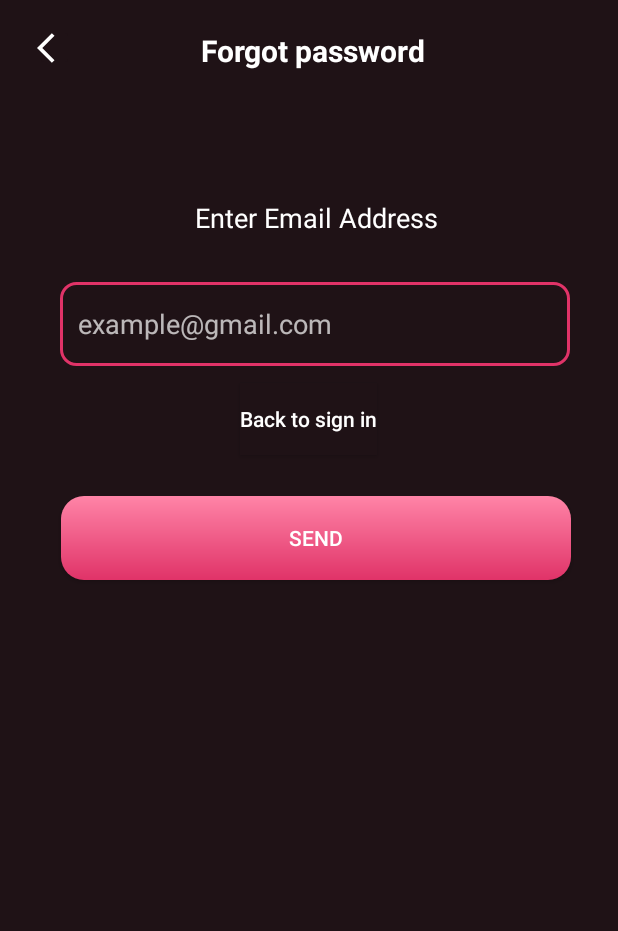
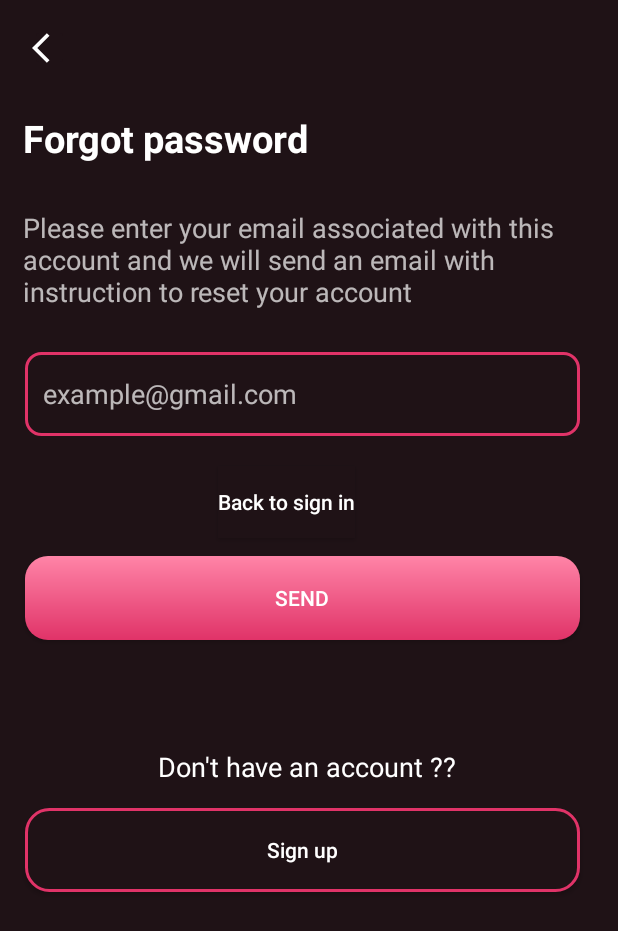
Before and after one commit to Roshan10k/DateMate-SD, an Android app: the screen it shows after launch (ForgetActivity), on a phone screen of 412 x 824 dp. Shown: the top 931 px of the screen. Run offline under Robolectric (Android 15) with nearby library versions, the phone set to English and light mode, and no system bars.

Commit message:
xml file for button

```diff
--- a/app/src/main/res/drawable/border_pink_btn.xml
+++ b/app/src/main/res/drawable/border_pink_btn.xml
@@ -1,4 +1,7 @@
 <?xml version="1.0" encoding="utf-8"?>
-<selector xmlns:android="http://schemas.android.com/apk/res/android">
+<shape xmlns:android="http://schemas.android.com/apk/res/android">
 
-</selector>
+    <solid android:color="@color/background"/>
+    <stroke android:color="@color/endpink" android:width="2dp"/>
+    <corners android:radius="15dp"/>
+</shape>
--- a/app/src/main/res/layout/activity_forget.xml
+++ b/app/src/main/res/layout/activity_forget.xml
@@ -8,53 +8,52 @@
     android:layout_height="match_parent"
     tools:context=".ui.activity.ForgetActivity">
 
-    <TextView
-        android:id="@+id/textView5"
-        android:layout_width="wrap_content"
-        android:layout_height="wrap_content"
-        android:layout_marginTop="20dp"
-        android:layout_marginEnd="128dp"
-        android:text="Forgot password"
-        android:textColor="@color/white"
-        android:textSize="20dp"
-        android:textStyle="bold"
-        app:layout_constraintEnd_toEndOf="parent"
-        app:layout_constraintTop_toTopOf="parent" />
-
     <ImageButton
         android:id="@+id/imageButton"
         android:layout_width="26dp"
         android:layout_height="31dp"
-        android:layout_marginStart="16dp"
+        android:layout_marginStart="20dp"
         android:layout_marginTop="16dp"
-        android:layout_marginEnd="45dp"
+        android:layout_marginEnd="365dp"
         android:backgroundTint="@color/background"
-        app:layout_constraintEnd_toStartOf="@+id/textView5"
+        app:layout_constraintEnd_toEndOf="parent"
         app:layout_constraintHorizontal_bias="0.164"
         app:layout_constraintStart_toStartOf="parent"
         app:layout_constraintTop_toTopOf="parent"
         app:srcCompat="@drawable/baseline_arrow_back_ios_24" />
 
     <TextView
+        android:id="@+id/textView5"
+        android:layout_width="wrap_content"
+        android:layout_height="wrap_content"
+        android:layout_marginStart="40dp"
+        android:layout_marginTop="27dp"
+        android:layout_marginEnd="231dp"
+        android:text="Forgot password"
+        android:textColor="@color/white"
+        android:textSize="25dp"
+        android:textStyle="bold"
+        app:layout_constraintEnd_toEndOf="parent"
+        app:layout_constraintStart_toStartOf="parent"
+        app:layout_constraintTop_toBottomOf="@+id/imageButton" />
+
+    <TextView
         android:id="@+id/textView6"
-        android:layout_width="165dp"
-        android:layout_height="27dp"
-        android:layout_marginStart="130dp"
-        android:layout_marginTop="85dp"
-        android:layout_marginEnd="96dp"
-        android:text="Enter Email Address"
+        android:layout_width="wrap_content"
+        android:layout_height="wrap_content"
+        android:layout_marginTop="30dp"
+        android:hint="Please enter your email associated with this\naccount and we will send an email with \ninstruction to reset your account"
         android:textColor="@color/white"
         android:textSize="18dp"
         app:layout_constraintEnd_toEndOf="parent"
-        app:layout_constraintHorizontal_bias="0.0"
+        app:layout_constraintHorizontal_bias="0.262"
         app:layout_constraintStart_toStartOf="parent"
         app:layout_constraintTop_toBottomOf="@+id/textView5" />
 
     <EditText
         android:id="@+id/editTextText"
-        android:layout_width="340dp"
+        android:layout_width="370dp"
         android:layout_height="56dp"
-        android:layout_marginStart="40dp"
         android:layout_marginTop="28dp"
         android:layout_marginEnd="22dp"
         android:background="@drawable/custum_input"
@@ -63,7 +62,7 @@
         android:inputType="text"
         android:paddingStart="12dp"
         app:layout_constraintEnd_toEndOf="parent"
-        app:layout_constraintHorizontal_bias="0.0"
+        app:layout_constraintHorizontal_bias="0.842"
         app:layout_constraintStart_toStartOf="parent"
         app:layout_constraintTop_toBottomOf="@+id/textView6" />
 
@@ -71,26 +70,55 @@
         android:id="@+id/button2"
         android:layout_width="wrap_content"
         android:layout_height="wrap_content"
-        android:layout_marginStart="159dp"
-        android:layout_marginTop="11dp"
+        android:layout_marginStart="145dp"
+        android:layout_marginTop="20dp"
         android:layout_marginEnd="160dp"
         android:background="@color/background"
         android:text="Back to sign in"
         android:textAllCaps="false"
         app:layout_constraintEnd_toEndOf="parent"
+        app:layout_constraintHorizontal_bias="0.0"
         app:layout_constraintStart_toStartOf="parent"
         app:layout_constraintTop_toBottomOf="@+id/editTextText" />
 
     <Button
         android:id="@+id/button3"
-        android:layout_width="340dp"
+        android:layout_width="370dp"
         android:layout_height="56dp"
-        android:layout_marginStart="40dp"
-        android:layout_marginTop="27dp"
-        android:layout_marginEnd="31dp"
+        android:layout_marginTop="12dp"
         android:background="@drawable/gradient"
         android:text="Send"
         app:layout_constraintEnd_toEndOf="parent"
+        app:layout_constraintHorizontal_bias="0.39"
         app:layout_constraintStart_toStartOf="parent"
         app:layout_constraintTop_toBottomOf="@+id/button2" />
+
+    <TextView
+        android:id="@+id/textView7"
+        android:layout_width="wrap_content"
+        android:layout_height="wrap_content"
+        android:layout_marginStart="9dp"
+        android:layout_marginTop="72dp"
+        android:layout_marginEnd="85dp"
+        android:text="Don't have an account ??"
+        android:textColor="@color/white"
+        android:textSize="18dp"
+        app:layout_constraintEnd_toEndOf="parent"
+        app:layout_constraintHorizontal_bias="0.816"
+        app:layout_constraintStart_toStartOf="parent"
+        app:layout_constraintTop_toBottomOf="@+id/button3" />
+
+    <Button
+        android:id="@+id/button4"
+        android:layout_width="370dp"
+        android:layout_height="56dp"
+        android:layout_marginStart="16dp"
+        android:layout_marginTop="15dp"
+        android:layout_marginEnd="25dp"
+        android:background="@drawable/border_pink_btn"
+        android:text="Sign up"
+        android:textAllCaps="false"
+        app:layout_constraintEnd_toEndOf="parent"
+        app:layout_constraintStart_toStartOf="parent"
+        app:layout_constraintTop_toBottomOf="@+id/textView7" />
 </androidx.constraintlayout.widget.ConstraintLayout>
```
